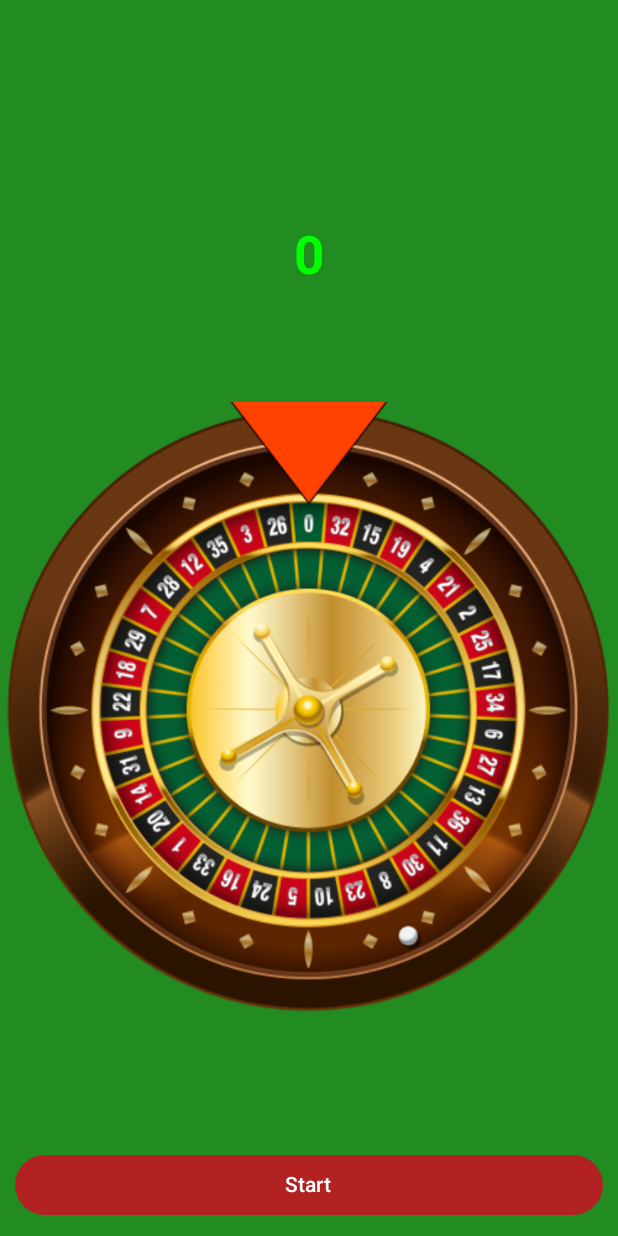
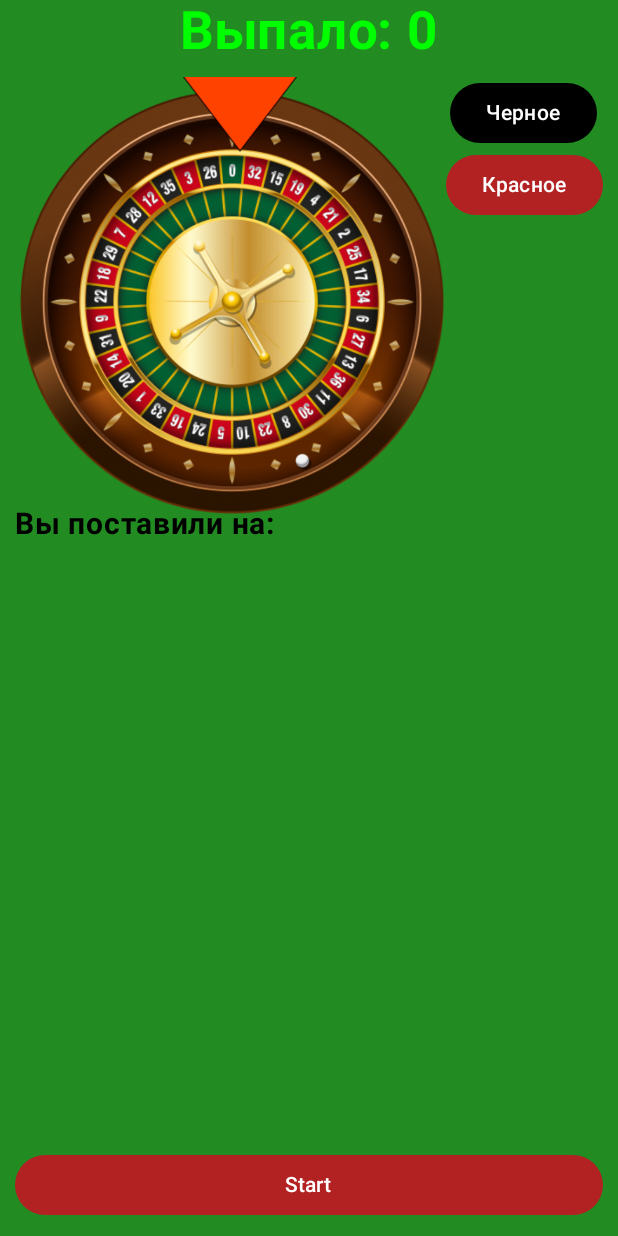
Before and after one commit to georgijsorokopud/RuleGameCompose, an Android app built with Jetpack Compose: the screen it shows after launch (MainActivity), on a phone screen of 412 x 824 dp. Run offline under Robolectric (Android 15) with nearby library versions, the phone set to English and light mode, and no system bars.

Commit message:
сделал UI для ставок на черное и красное

```diff
--- a/app/src/main/java/com/gosha/rulegamecompose/ruleScreen/RuleScreen.kt
+++ b/app/src/main/java/com/gosha/rulegamecompose/ruleScreen/RuleScreen.kt
@@ -1,15 +1,19 @@
 package com.gosha.rulegamecompose.ruleScreen
 
 import android.util.Log
+import android.widget.Toast
 import androidx.compose.animation.core.animateFloatAsState
 import androidx.compose.animation.core.tween
 import androidx.compose.foundation.Image
 import androidx.compose.foundation.layout.Arrangement
 import androidx.compose.foundation.layout.Box
 import androidx.compose.foundation.layout.Column
+import androidx.compose.foundation.layout.Row
 import androidx.compose.foundation.layout.fillMaxSize
 import androidx.compose.foundation.layout.fillMaxWidth
+import androidx.compose.foundation.layout.height
 import androidx.compose.foundation.layout.padding
+import androidx.compose.foundation.layout.width
 import androidx.compose.foundation.layout.wrapContentHeight
 import androidx.compose.foundation.layout.wrapContentWidth
 import androidx.compose.material3.Button
@@ -17,9 +21,11 @@ import androidx.compose.material3.ButtonDefaults
 import androidx.compose.material3.Text
 import androidx.compose.runtime.Composable
 import androidx.compose.runtime.getValue
+import androidx.compose.runtime.mutableStateListOf
 import androidx.compose.runtime.mutableStateOf
 import androidx.compose.runtime.remember
 import androidx.compose.runtime.setValue
+import androidx.compose.ui.Alignment
 import androidx.compose.ui.Modifier
 import androidx.compose.ui.draw.rotate
 import androidx.compose.ui.graphics.Color
@@ -30,6 +36,7 @@ import androidx.compose.ui.unit.dp
 import androidx.compose.ui.unit.sp
 import com.gosha.rulegamecompose.R
 import com.gosha.rulegamecompose.utils.ValueList
+import com.gosha.rulegamecompose.utils.BetList
 import kotlin.math.roundToInt
 
 @Composable
@@ -42,6 +49,11 @@ fun RuleScreen() {
     // Состояние для выбранного номера
     var number by remember {
         mutableStateOf(0)
+    }
+
+    // состояние для отрисовки ставки
+    val bet = remember {
+        mutableStateListOf<String>()
     }
 
     // Анимация вращения с длительностью 2000 мс
@@ -80,10 +92,9 @@ fun RuleScreen() {
         Text(
             modifier = Modifier
                 .fillMaxWidth()
-                .padding(top = 150.dp)
                 .wrapContentHeight()
                 .wrapContentWidth(),
-            text = number.toString(),
+            text = "Выпало: " + number.toString(),
             fontWeight = FontWeight.Bold,
             fontSize = 35.sp,
             color = textColor
@@ -92,21 +103,85 @@ fun RuleScreen() {
             modifier = Modifier
                 .weight(1f)
                 .fillMaxSize()
+                .padding(top = 10.dp)
         ) {
             // Изображение правила, вращающееся на заданный угол
             Image(
                 painter = painterResource(R.drawable.rule),
                 contentDescription = "Rule",
                 Modifier
-                    .fillMaxSize()
+                    .width(300.dp)
+                    .height(300.dp)
+                    .padding(start = 10.dp)
                     .rotate(angle)
             )
             // Неподвижное изображение указателя
             Image(
                 painter = painterResource(R.drawable.pointer),
                 contentDescription = "Pointer",
-                Modifier.fillMaxSize()
+                Modifier.padding(start = 10.dp).width(300.dp)
+                    .height(300.dp)
             )
+            Column(
+                modifier = Modifier.fillMaxWidth(),
+                horizontalAlignment = Alignment.End
+            ) {
+                //кнопки, которые добавляют текст ставки
+                Button(
+                    onClick = {
+                        if (bet.size < 5) {
+                            if (!bet.contains("Черное")) {
+                                bet.add("Черное")
+                            } else {
+                                Log.d("BlackPick", "Элемент уже существует в списке")
+                            }
+                        } else {
+                            Log.d("BlackPick", "максимально кол-во ставок")
+                        }
+                    },
+                    colors = ButtonDefaults.buttonColors(Color.Black),
+                    modifier = Modifier.padding(end = 14.dp)
+                ) {
+                    Text(text = "Черное",
+                        color = Color.White)
+                }
+                Button(
+                    onClick = {
+                        if (bet.size < 5) {
+                            if (!bet.contains("Красное")) {
+                                bet.add("Красное")
+                            } else {
+                                Log.d("RedPick", "Элемент уже существует в списке")
+                            }
+                        } else {
+                            Log.d("RedPick", "Максимально количество ставок")
+                        }
+                    },
+                    colors = ButtonDefaults.buttonColors(Color(0xFFB22222)),
+                    modifier = Modifier.padding(end = 10.dp)
+                ) {
+                    Text(text = "Красное",
+                        color = Color.White)
+                }
+                Text(
+                    text = "Вы поставили на: ",
+                    modifier = Modifier
+                        .fillMaxWidth()
+                        .padding(top = 190.dp, start = 10.dp),
+                    fontSize = 20.sp,
+                    color = Color.Black,
+                    fontWeight = FontWeight.Bold,
+                )
+                Text(
+                    text = bet.joinToString(separator = ", "),
+                    modifier = Modifier
+                        .fillMaxWidth()
+                        .padding(start = 16.dp),
+                    fontSize = 18.sp,
+                    color = Color.Black,
+                    fontWeight = FontWeight.Bold,
+                )
+            }
         }
         // Кнопка для запуска вращения
         Button(
```
